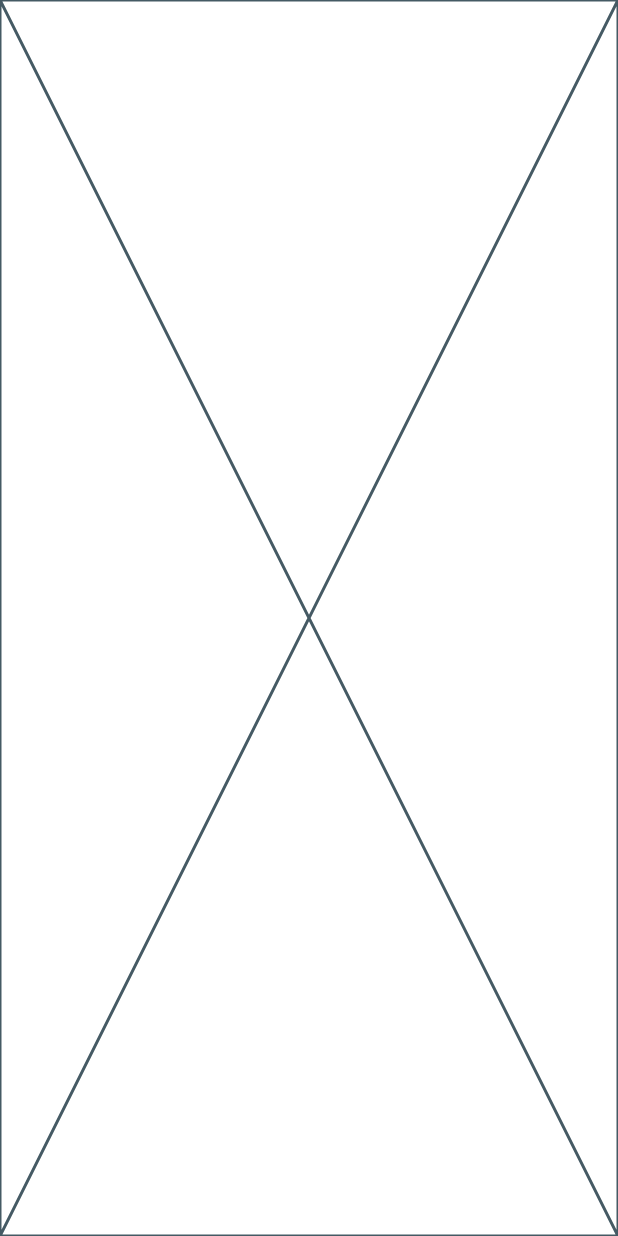
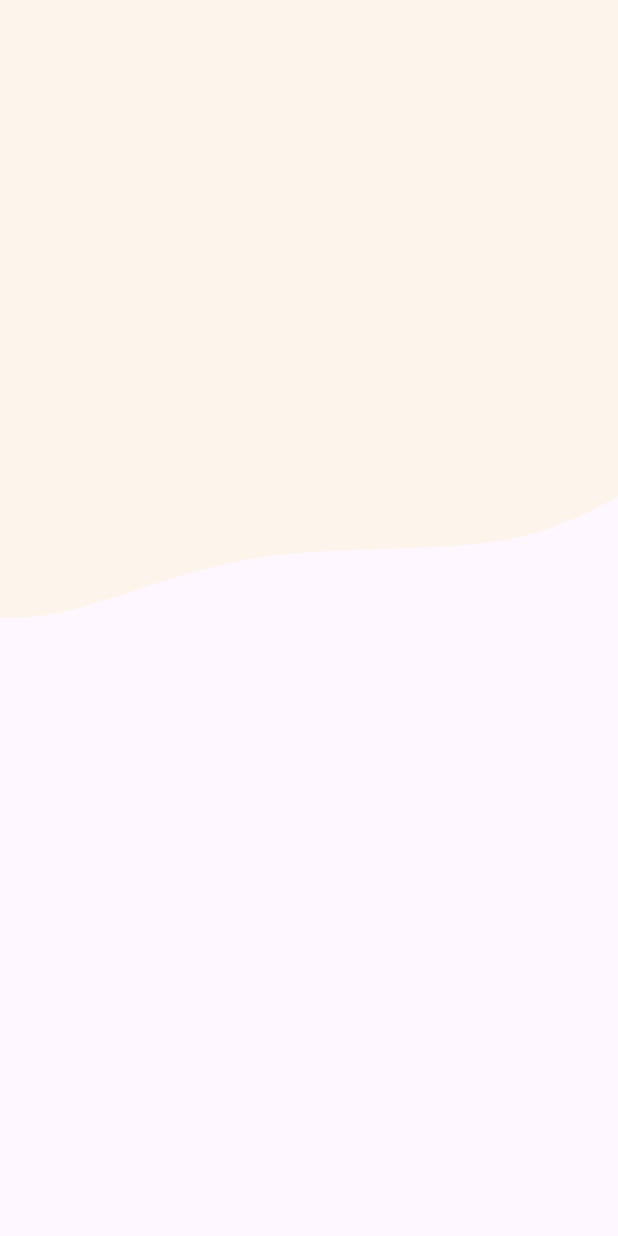
Before and after one commit to Hashem02-it/fruits_app, a Flutter app: the screen it shows after launch, on a phone screen of 412 x 824 dp. Run offline on Flutter 3.47's test engine with Material 3 defaults, Android fonts, the phone set to English and light mode, and no system bars; our stand-ins replace flutter_svg.

Commit message:
add the first page of pageview

```diff
--- a/lib/core/utils/app_images.dart
+++ b/lib/core/utils/app_images.dart
@@ -5,6 +5,22 @@ class Assets {
   /// Assets for assetsImagesIcon
   /// assets/images/icon.png
   static const String assetsImagesIcon = "assets/images/icon.png";
+
+  /// Assets for assetsImagesItemViewpage1BackgroundImage
+  /// assets/images/item_viewpage1_background_image.svg
+  static const String assetsImagesItemViewpage1BackgroundImage = "assets/images/item_viewpage1_background_image.svg";
+
+  /// Assets for assetsImagesItemViewpage1Image
+  /// assets/images/item_viewpage1_image.svg
+  static const String assetsImagesItemViewpage1Image = "assets/images/item_viewpage1_image.svg";
+
+  /// Assets for assetsImagesItemViewpage2BackgroundImage
+  /// assets/images/item_viewpage2_background_image.svg
+  static const String assetsImagesItemViewpage2BackgroundImage = "assets/images/item_viewpage2_background_image.svg";
+
+  /// Assets for assetsImagesItemViewpage2Image
+  /// assets/images/item_viewpage2_image.svg
+  static const String assetsImagesItemViewpage2Image = "assets/images/item_viewpage2_image.svg";
 
   /// Assets for assetsImagesLogo
   /// assets/images/logo.svg
--- a/lib/features/splash/presentation/views/on_boarding/presentation/views/on_boarding.dart
+++ b/lib/features/splash/presentation/views/on_boarding/presentation/views/on_boarding.dart
@@ -1,10 +1,13 @@
 import 'package:flutter/material.dart';
+import 'package:fruits_app/features/splash/presentation/views/widgets/onboardingview_body.dart';
 
 class OnBoardingView extends StatelessWidget {
   const OnBoardingView({super.key});
   static const String routeName = 'OnBoardingView';
   @override
   Widget build(BuildContext context) {
-    return const Placeholder();
+    return Scaffold(
+      body: OnBoardingViewBody(),
+    );
   }
 }
--- /dev/null
+++ b/lib/features/splash/presentation/views/widgets/onboarding_pageview.dart
@@ -0,0 +1,28 @@
+import 'package:flutter/material.dart';
+import 'package:fruits_app/core/utils/app_images.dart';
+import 'package:fruits_app/features/splash/presentation/views/widgets/pageitem_view.dart';
+
+class OnboardingPageview extends StatelessWidget {
+  const OnboardingPageview({super.key});
+
+  @override
+  Widget build(BuildContext context) {
+    return PageView(
+      children: [
+        PageitemView(
+          image: Assets.assetsImagesItemViewpage1Image,
+          backgroungImage: Assets.assetsImagesItemViewpage1BackgroundImage,
+          subTitle:
+              'اكتشف تجربة تسوق فريدة مع FruitHUB. استكشف مجموعتنا الواسعة من الفواكه الطازجة الممتازة واحصل على أفضل العروض والجودة العالية.',
+          title: Row(
+            children: [
+              Text('مرحبًا بك في'),
+              Text('Fruit'),
+              Text('HUB'),
+            ],
+          ),
+        ),
+      ],
+    );
+  }
+}
--- /dev/null
+++ b/lib/features/splash/presentation/views/widgets/onboardingview_body.dart
@@ -0,0 +1,15 @@
+import 'package:flutter/material.dart';
+import 'package:fruits_app/features/splash/presentation/views/widgets/onboarding_pageview.dart';
+
+class OnBoardingViewBody extends StatelessWidget {
+  const OnBoardingViewBody({super.key});
+
+  @override
+  Widget build(BuildContext context) {
+    return Column(
+      children: [
+        Expanded(child: OnboardingPageview()),
+      ],
+    );
+  }
+}
--- /dev/null
+++ b/lib/features/splash/presentation/views/widgets/pageitem_view.dart
@@ -0,0 +1,36 @@
+import 'package:flutter/material.dart';
+import 'package:flutter_svg/flutter_svg.dart';
+
+class PageitemView extends StatelessWidget {
+  const PageitemView(
+      {super.key,
+      required this.image,
+      required this.backgroungImage,
+      required this.subTitle,
+      required this.title});
+
+  final String image, backgroungImage;
+  final String subTitle;
+  final Widget title;
+  @override
+  Widget build(BuildContext context) {
+    return Column(
+      children: [
+        SizedBox(
+          width: double.infinity,
+          height: MediaQuery.of(context).size.height * 0.5,
+          child: Stack(
+            children: [
+              Positioned.fill(
+                child: SvgPicture.asset(
+                  backgroungImage,
+                  fit: BoxFit.fill,
+                ),
+              ),
+            ],
+          ),
+        )
+      ],
+    );
+  }
+}
```
Also changed, not shown: assets/images/item_viewpage1_background_image.svg (added), assets/images/item_viewpage1_image.svg (added), assets/images/item_viewpage2_background_image.svg (added), assets/images/item_viewpage2_image.svg (added).
